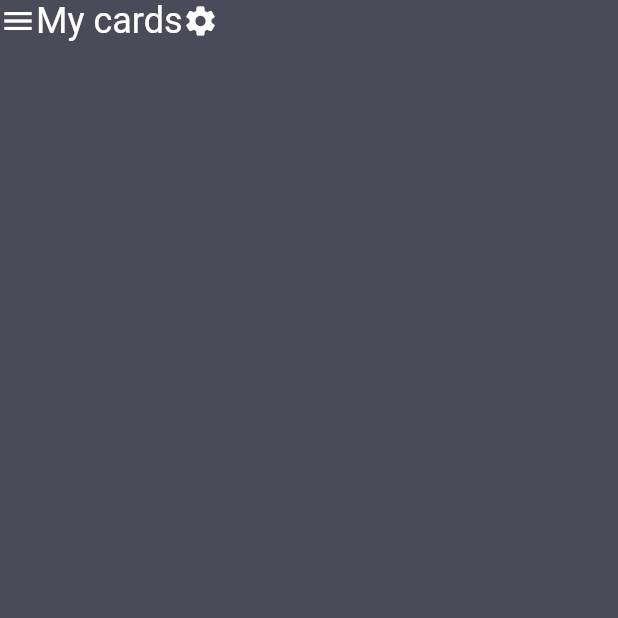
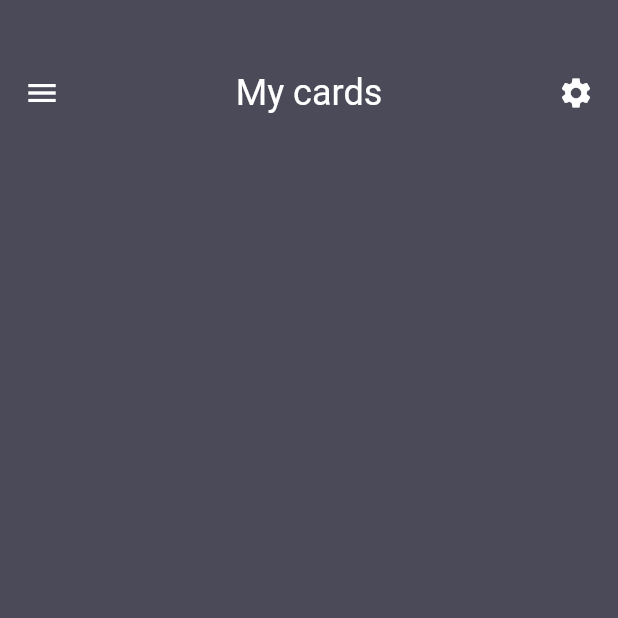
Before and after one commit to rdn224/handic, a Flutter app: the screen it shows after launch, on a phone screen of 412 x 824 dp, the top half of it. Run offline on Flutter 3.47's test engine with Material 2 defaults, Android fonts, the phone set to English and light mode, and no system bars; statements that could not run were skipped.

Commit message:
FROM HOME
aldaag oloxgui bgaa code

```diff
--- a/lib/views/login_view.dart
+++ b/lib/views/login_view.dart
@@ -2,7 +2,15 @@ import 'package:flutter/material.dart';
 
 final Color backgroundColor = Color(0xFF4A4A58);
 
-class MenuDashboardPage extends StatelessWidget {
+class MenuDashboardPage extends StatefulWidget {
+  @override
+  State<MenuDashboardPage> createState() => _MenuDashboardPageState();
+}
+
+class _MenuDashboardPageState extends State<MenuDashboardPage> {
+
+  bool isCollapsed = true;
+
   @override
   Widget build(BuildContext context) {
     return Scaffold(
@@ -45,15 +53,25 @@ class MenuDashboardPage extends StatelessWidget {
     return Material(
       elevation: 8,
       color: backgroundColor,
+      child: Container(
+        padding: EdgeInsets.only(left: 16, right: 16, top: 48),
         child: Column(
           children: <Widget>[
             Row(
+              mainAxisAlignment: MainAxisAlignment.spaceBetween,
+              mainAxisSize: MainAxisSize.max,
               children: const [
-            Icon(Icons.menu, color: Colors.white),
+              InkWell(child: Icon(Icons.menu, color: Colors.white), onTap: () {
+                setState(() {
+                  isCollapsed = !isCollapsed;
+                });
+              },),
               Text("My cards", style: TextStyle(fontSize: 24, color: Colors.white)),
               Icon(Icons.settings, color: Colors.white),
-            ]),
               ],
+            ),
+          ],
+        ),
       ),
     );
   }
```
Lines whose indentation alone changed are shown as unchanged.
